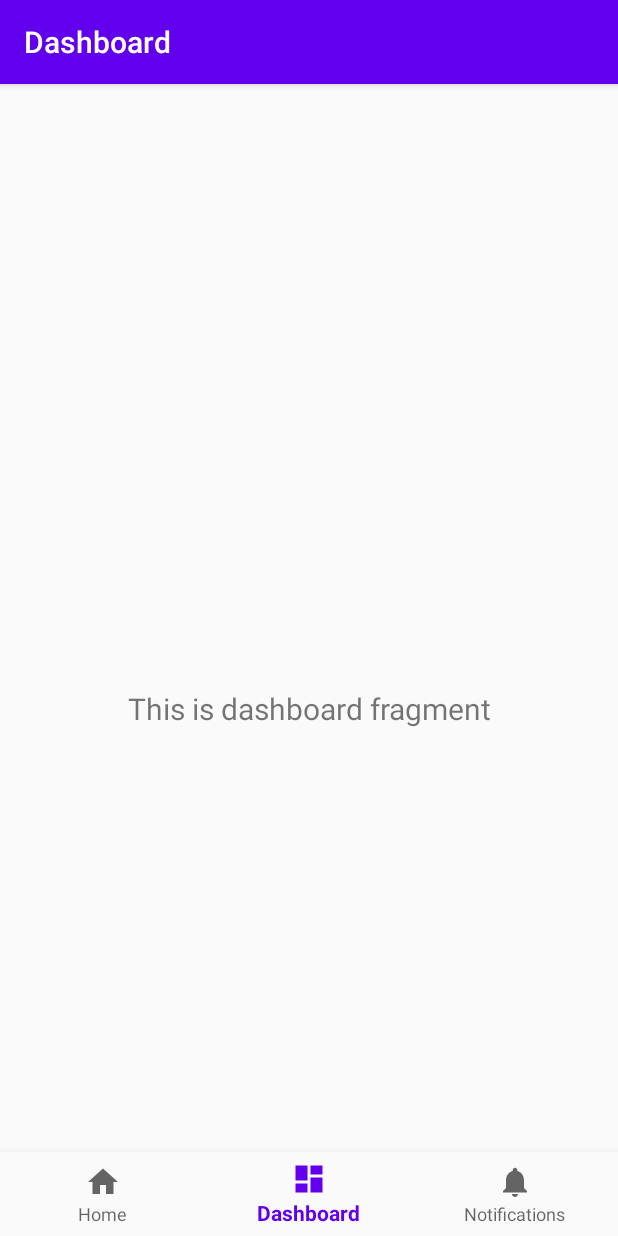
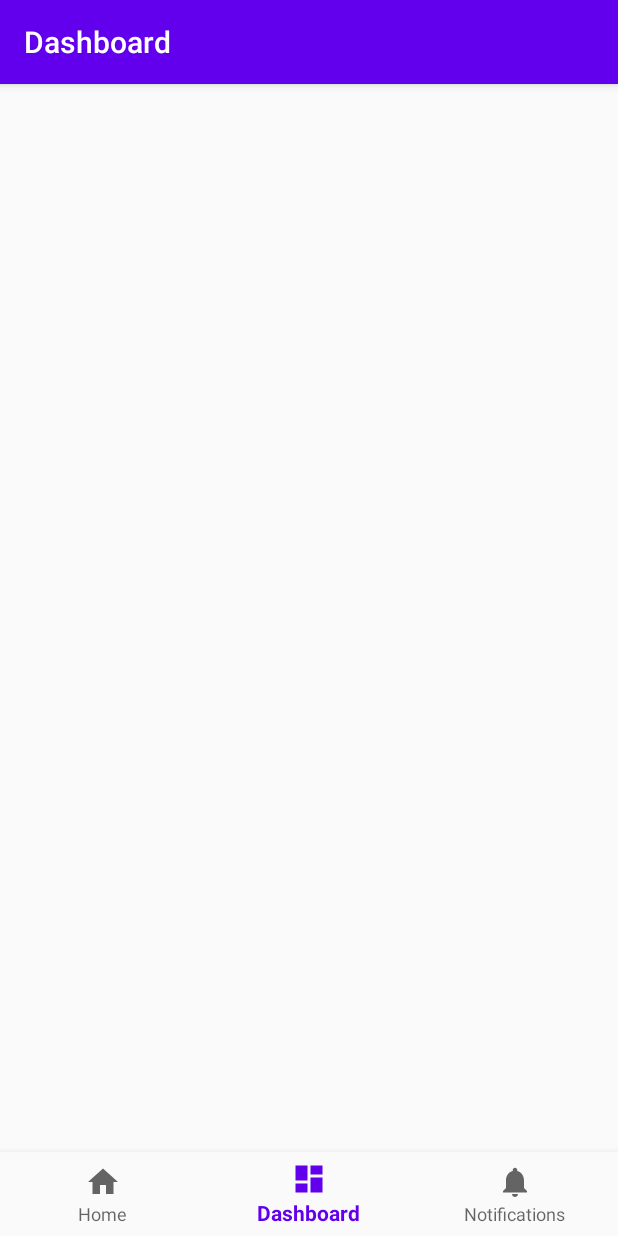
Before and after one commit to Imran4424/AndroidProject---BottomNav-Birthday, an Android app: the DashboardFragment screen opened through its navigation route, on a phone screen of 412 x 824 dp. Run offline under Robolectric (Android 15) with nearby library versions, the phone set to English and light mode, and no system bars; our stand-ins replace navigation-ui; 1 statement that could not run was skipped.

```diff
--- a/app/src/main/java/com/luminous/happybirthday/ui/dashboard/DashboardFragment.java
+++ b/app/src/main/java/com/luminous/happybirthday/ui/dashboard/DashboardFragment.java
@@ -23,13 +23,13 @@ public class DashboardFragment extends Fragment {
         dashboardViewModel =
                 ViewModelProviders.of(this).get(DashboardViewModel.class);
         View root = inflater.inflate(R.layout.fragment_dashboard, container, false);
-        final TextView textView = root.findViewById(R.id.text_dashboard);
-        dashboardViewModel.getText().observe(getViewLifecycleOwner(), new Observer<String>() {
-            @Override
-            public void onChanged(@Nullable String s) {
-                textView.setText(s);
-            }
-        });
+//        final TextView textView = root.findViewById(R.id.text_dashboard);
+//        dashboardViewModel.getText().observe(getViewLifecycleOwner(), new Observer<String>() {
+//            @Override
+//            public void onChanged(@Nullable String s) {
+//                textView.setText(s);
+//            }
+//        });
         return root;
     }
 }
--- a/app/src/main/java/com/luminous/happybirthday/ui/home/HomeFragment.java
+++ b/app/src/main/java/com/luminous/happybirthday/ui/home/HomeFragment.java
@@ -5,11 +5,13 @@ import android.view.LayoutInflater;
 import android.view.View;
 import android.view.ViewGroup;
 import android.widget.TextView;
+import android.widget.VideoView;
 
 import androidx.annotation.NonNull;
 import androidx.annotation.Nullable;
 import androidx.fragment.app.Fragment;
 import androidx.lifecycle.Observer;
+import androidx.lifecycle.ViewModelProvider;
 import androidx.lifecycle.ViewModelProviders;
 
 import com.luminous.happybirthday.R;
@@ -17,19 +19,17 @@ import com.luminous.happybirthday.R;
 public class HomeFragment extends Fragment {
 
     private HomeViewModel homeViewModel;
+    private VideoView gifBirthdayView;
 
     public View onCreateView(@NonNull LayoutInflater inflater,
                              ViewGroup container, Bundle savedInstanceState) {
-        homeViewModel =
-                ViewModelProviders.of(this).get(HomeViewModel.class);
+        //Without ViewModelFactory
+        homeViewModel = new ViewModelProvider(this).get(HomeViewModel.class);
+
         View root = inflater.inflate(R.layout.fragment_home, container, false);
-        final TextView textView = root.findViewById(R.id.text_home);
-        homeViewModel.getText().observe(getViewLifecycleOwner(), new Observer<String>() {
-            @Override
-            public void onChanged(@Nullable String s) {
-                textView.setText(s);
-            }
-        });
+        gifBirthdayView = () root.findViewById(R.id.gifHappyBirthDay);
+
+
         return root;
     }
 }
--- a/app/src/main/res/layout/fragment_dashboard.xml
+++ b/app/src/main/res/layout/fragment_dashboard.xml
@@ -4,19 +4,4 @@
     xmlns:tools="http://schemas.android.com/tools"
     android:layout_width="match_parent"
     android:layout_height="match_parent"
-    tools:context=".ui.dashboard.DashboardFragment">
-
-    <TextView
-        android:id="@+id/text_dashboard"
-        android:layout_width="match_parent"
-        android:layout_height="wrap_content"
-        android:layout_marginStart="8dp"
-        android:layout_marginTop="8dp"
-        android:layout_marginEnd="8dp"
-        android:textAlignment="center"
-        android:textSize="20sp"
-        app:layout_constraintBottom_toBottomOf="parent"
-        app:layout_constraintEnd_toEndOf="parent"
-        app:layout_constraintStart_toStartOf="parent"
-        app:layout_constraintTop_toTopOf="parent" />
-</androidx.constraintlayout.widget.ConstraintLayout>
+    tools:context=".ui.dashboard.DashboardFragment"/>
```
Also changed, not shown: app/src/main/res/layout/fragment_home.xml (+4 -9 lines).
